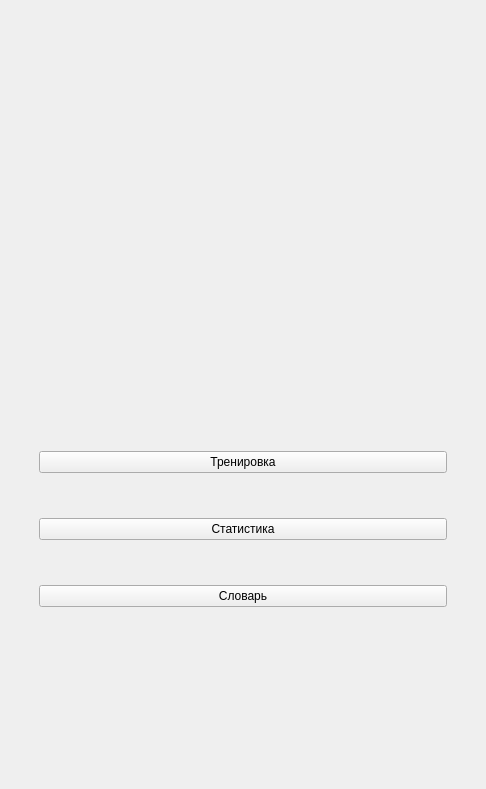
M1dNightSIB/Latin_Learn, file startwindow.ui: the form before one commit.
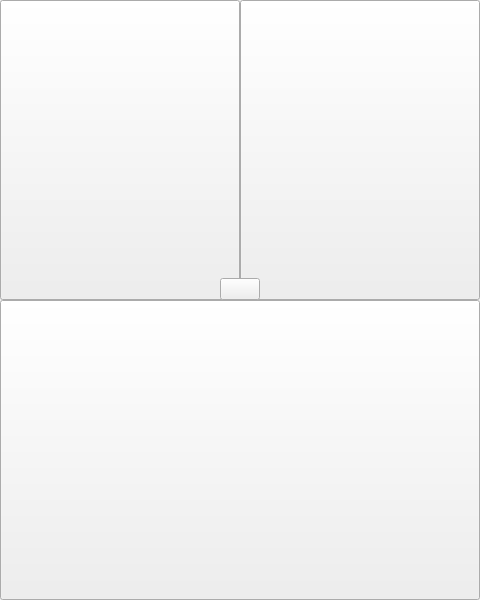
The form after the commit.

The edit to the form file:
```diff
--- a/startwindow.ui
+++ b/startwindow.ui
@@ -6,160 +6,253 @@
    <rect>
     <x>0</x>
     <y>0</y>
-    <width>486</width>
-    <height>789</height>
+    <width>480</width>
+    <height>600</height>
    </rect>
   </property>
+  <property name="sizePolicy">
+   <sizepolicy hsizetype="Fixed" vsizetype="Fixed">
+    <horstretch>0</horstretch>
+    <verstretch>0</verstretch>
+   </sizepolicy>
+  </property>
+  <property name="contextMenuPolicy">
+   <enum>Qt::NoContextMenu</enum>
+  </property>
   <property name="windowTitle">
    <string>MainWindow</string>
   </property>
+  <property name="layoutDirection">
+   <enum>Qt::LeftToRight</enum>
+  </property>
+  <property name="autoFillBackground">
+   <bool>true</bool>
+  </property>
+  <property name="styleSheet">
+   <string notr="true"/>
+  </property>
+  <property name="toolButtonStyle">
+   <enum>Qt::ToolButtonTextOnly</enum>
+  </property>
   <widget class="QWidget" name="centralwidget">
+   <property name="sizePolicy">
+    <sizepolicy hsizetype="Minimum" vsizetype="Minimum">
+     <horstretch>0</horstretch>
+     <verstretch>0</verstretch>
+    </sizepolicy>
+   </property>
+   <property name="layoutDirection">
+    <enum>Qt::LeftToRight</enum>
+   </property>
    <layout class="QGridLayout" name="gridLayout_2">
+    <property name="leftMargin">
+     <number>0</number>
+    </property>
+    <property name="topMargin">
+     <number>0</number>
+    </property>
+    <property name="rightMargin">
+     <number>0</number>
+    </property>
+    <property name="bottomMargin">
+     <number>0</number>
+    </property>
     <item row="0" column="0">
-     <layout class="QVBoxLayout" name="verticalLayout">
-      <item>
-       <layout class="QGridLayout" name="gridLayout_3">
-        <property name="leftMargin">
-         <number>30</number>
-        </property>
+     <layout class="QGridLayout" name="gridLayout_6">
+      <property name="sizeConstraint">
+       <enum>QLayout::SetNoConstraint</enum>
+      </property>
+      <property name="spacing">
+       <number>0</number>
+      </property>
+      <item row="1" column="0">
+       <layout class="QGridLayout" name="gridLayout" columnstretch="0,0">
         <property name="topMargin">
-         <number>30</number>
+         <number>0</number>
         </property>
-        <property name="rightMargin">
-         <number>30</number>
-        </property>
-        <property name="bottomMargin">
-         <number>30</number>
-        </property>
-        <item row="0" column="1">
-         <spacer name="horizontalSpacer_2">
-          <property name="orientation">
-           <enum>Qt::Horizontal</enum>
-          </property>
-          <property name="sizeHint" stdset="0">
-           <size>
-            <width>40</width>
-            <height>20</height>
-           </size>
-          </property>
-         </spacer>
-        </item>
-        <item row="0" column="0">
-         <spacer name="horizontalSpacer">
-          <property name="orientation">
-           <enum>Qt::Horizontal</enum>
-          </property>
-          <property name="sizeHint" stdset="0">
-           <size>
-            <width>40</width>
-            <height>20</height>
-           </size>
-          </property>
-         </spacer>
-        </item>
-       </layout>
-      </item>
-      <item>
-       <layout class="QVBoxLayout" name="verticalLayout_2">
         <property name="spacing">
          <number>0</number>
         </property>
-        <property name="leftMargin">
-         <number>30</number>
-        </property>
-        <property name="topMargin">
-         <number>30</number>
-        </property>
-        <property name="rightMargin">
-         <number>30</number>
-        </property>
-        <property name="bottomMargin">
-         <number>30</number>
-        </property>
-        <item>
-         <spacer name="verticalSpacer_6">
-          <property name="orientation">
-           <enum>Qt::Vertical</enum>
+        <item row="7" column="0" rowspan="2" colspan="2">
+         <layout class="QGridLayout" name="gridLayout_4">
+          <property name="topMargin">
+           <number>0</number>
           </property>
-          <property name="sizeType">
-           <enum>QSizePolicy::Fixed</enum>
-          </property>
-          <property name="sizeHint" stdset="0">
-           <size>
-            <width>20</width>
-            <height>270</height>
-           </size>
-          </property>
-         </spacer>
-        </item>
-        <item>
-         <widget class="QPushButton" name="train_btn">
-          <property name="text">
-           <string>Тренировка</string>
-          </property>
-         </widget>
-        </item>
-        <item>
-         <spacer name="verticalSpacer">
-          <property name="orientation">
-           <enum>Qt::Vertical</enum>
-          </property>
-          <property name="sizeType">
-           <enum>QSizePolicy::Fixed</enum>
-          </property>
-          <property name="sizeHint" stdset="0">
-           <size>
-            <width>20</width>
-            <height>45</height>
-           </size>
-          </property>
-         </spacer>
-        </item>
-        <item>
-         <widget class="QPushButton" name="stat_btn">
-          <property name="text">
-           <string>Статистика</string>
-          </property>
-         </widget>
-        </item>
-        <item>
-         <spacer name="verticalSpacer_2">
-          <property name="orientation">
-           <enum>Qt::Vertical</enum>
-          </property>
-          <property name="sizeType">
-           <enum>QSizePolicy::Fixed</enum>
-          </property>
-          <property name="sizeHint" stdset="0">
-           <size>
-            <width>20</width>
-            <height>45</height>
-           </size>
-          </property>
-         </spacer>
-        </item>
-        <item>
-         <widget class="QPushButton" name="word_btn">
-          <property name="text">
-           <string>Словарь</string>
-          </property>
-         </widget>
-        </item>
-        <item>
-         <spacer name="verticalSpacer_3">
-          <property name="orientation">
-           <enum>Qt::Vertical</enum>
-          </property>
-          <property name="sizeType">
-           <enum>QSizePolicy::Fixed</enum>
-          </property>
-          <property name="sizeHint" stdset="0">
-           <size>
-            <width>20</width>
-            <height>80</height>
-           </size>
-          </property>
-         </spacer>
+          <item row="3" column="0" colspan="3">
+           <layout class="QGridLayout" name="gridLayout_3">
+            <property name="topMargin">
+             <number>0</number>
+            </property>
+            <property name="spacing">
+             <number>0</number>
+            </property>
+            <item row="0" column="0">
+             <widget class="QPushButton" name="word_btn">
+              <property name="sizePolicy">
+               <sizepolicy hsizetype="Expanding" vsizetype="Expanding">
+                <horstretch>0</horstretch>
+                <verstretch>0</verstretch>
+               </sizepolicy>
+              </property>
+              <property name="minimumSize">
+               <size>
+                <width>0</width>
+                <height>25</height>
+               </size>
+              </property>
+              <property name="maximumSize">
+               <size>
+                <width>10000</width>
+                <height>10000</height>
+               </size>
+              </property>
+              <property name="focusPolicy">
+               <enum>Qt::NoFocus</enum>
+              </property>
+              <property name="autoFillBackground">
+               <bool>true</bool>
+              </property>
+              <property name="text">
+               <string/>
+              </property>
+              <property name="iconSize">
+               <size>
+                <width>0</width>
+                <height>0</height>
+               </size>
+              </property>
+              <property name="checkable">
+               <bool>false</bool>
+              </property>
+              <property name="autoRepeat">
+               <bool>false</bool>
+              </property>
+              <property name="autoExclusive">
+               <bool>false</bool>
+              </property>
+             </widget>
+            </item>
+           </layout>
+          </item>
+          <item row="2" column="1">
+           <widget class="QPushButton" name="st_btn">
+            <property name="sizePolicy">
+             <sizepolicy hsizetype="Expanding" vsizetype="Expanding">
+              <horstretch>0</horstretch>
+              <verstretch>0</verstretch>
+             </sizepolicy>
+            </property>
+            <property name="maximumSize">
+             <size>
+              <width>10000</width>
+              <height>10000</height>
+             </size>
+            </property>
+            <property name="focusPolicy">
+             <enum>Qt::NoFocus</enum>
+            </property>
+            <property name="text">
+             <string/>
+            </property>
+           </widget>
+          </item>
+          <item row="2" column="2">
+           <widget class="QPushButton" name="train_btn">
+            <property name="sizePolicy">
+             <sizepolicy hsizetype="Expanding" vsizetype="Expanding">
+              <horstretch>0</horstretch>
+              <verstretch>0</verstretch>
+             </sizepolicy>
+            </property>
+            <property name="maximumSize">
+             <size>
+              <width>10000</width>
+              <height>10000</height>
+             </size>
+            </property>
+            <property name="focusPolicy">
+             <enum>Qt::NoFocus</enum>
+            </property>
+            <property name="text">
+             <string/>
+            </property>
+           </widget>
+          </item>
+          <item row="0" column="1">
+           <layout class="QHBoxLayout" name="horizontalLayout_3"/>
+          </item>
+          <item row="1" column="0" rowspan="2" colspan="3">
+           <layout class="QGridLayout" name="gridLayout_7">
+            <property name="topMargin">
+             <number>0</number>
+            </property>
+            <property name="spacing">
+             <number>0</number>
+            </property>
+            <item row="1" column="0">
+             <spacer name="horizontalSpacer">
+              <property name="orientation">
+               <enum>Qt::Horizontal</enum>
+              </property>
+              <property name="sizeHint" stdset="0">
+               <size>
+                <width>40</width>
+                <height>20</height>
+               </size>
+              </property>
+             </spacer>
+            </item>
+            <item row="1" column="2">
+             <spacer name="horizontalSpacer_2">
+              <property name="orientation">
+               <enum>Qt::Horizontal</enum>
+              </property>
+              <property name="sizeHint" stdset="0">
+               <size>
+                <width>40</width>
+                <height>20</height>
+               </size>
+              </property>
+             </spacer>
+            </item>
+            <item row="1" column="1">
+             <widget class="QPushButton" name="start_logo">
+              <property name="sizePolicy">
+               <sizepolicy hsizetype="Minimum" vsizetype="Minimum">
+                <horstretch>0</horstretch>
+                <verstretch>0</verstretch>
+               </sizepolicy>
+              </property>
+              <property name="maximumSize">
+               <size>
+                <width>80</width>
+                <height>25</height>
+               </size>
+              </property>
+              <property name="focusPolicy">
+               <enum>Qt::NoFocus</enum>
+              </property>
+              <property name="text">
+               <string/>
+              </property>
+             </widget>
+            </item>
+            <item row="0" column="1">
+             <spacer name="verticalSpacer">
+              <property name="orientation">
+               <enum>Qt::Vertical</enum>
+              </property>
+              <property name="sizeHint" stdset="0">
+               <size>
+                <width>20</width>
+                <height>40</height>
+               </size>
+              </property>
+             </spacer>
+            </item>
+           </layout>
+          </item>
+         </layout>
         </item>
        </layout>
       </item>
```
